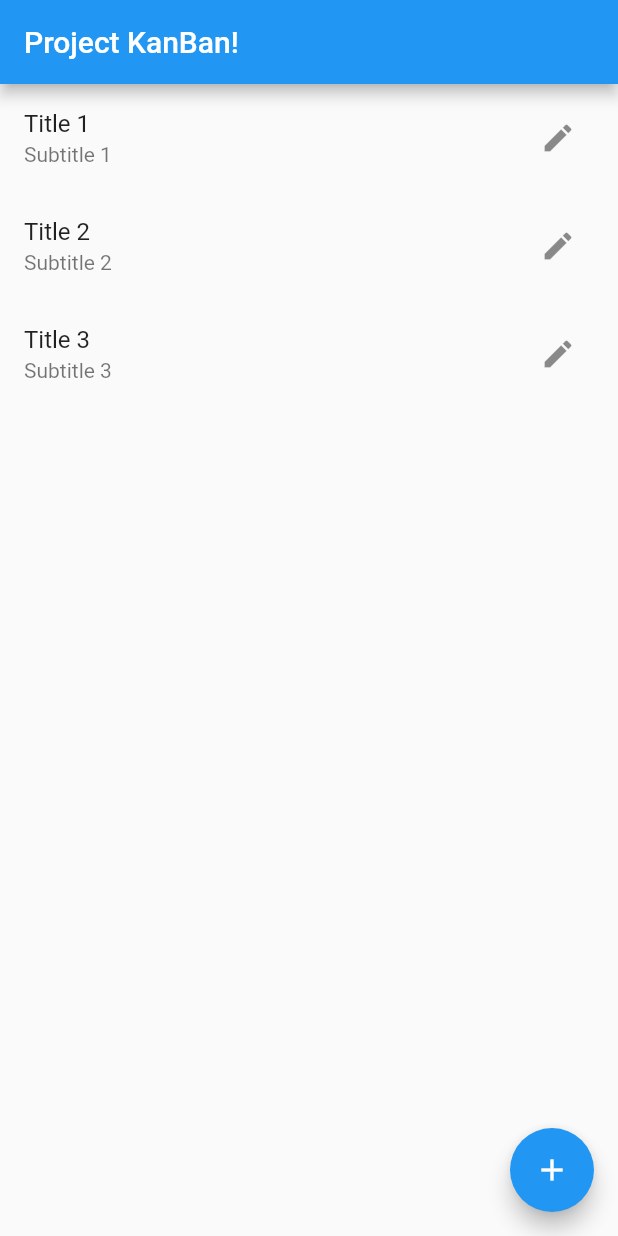
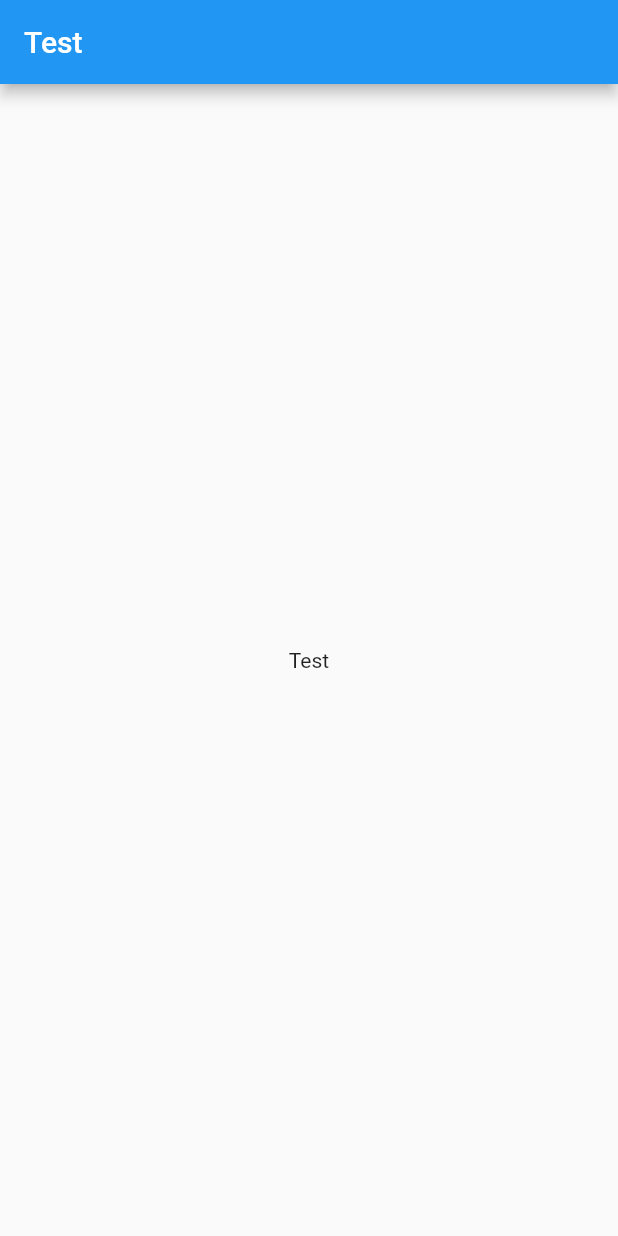
Before and after one commit to gabrielslater/task-board, a Flutter app: the screen it shows after launch, on a phone screen of 412 x 824 dp. Run offline on Flutter 3.47's test engine with Material 2 defaults, Android fonts, the phone set to English and light mode, and no system bars.

Commit message:
Add minimum functional UI
File structure with reference to https://github.com/flutter/samples/tree/main/navigation_and_routing and https://github.com/flutter/gallery/tree/main/lib/studies/reply

```diff
--- /dev/null
+++ b/lib/app.dart
@@ -0,0 +1,22 @@
+import 'package:final_project_kanban_board/scaffold.dart';
+import 'package:flutter/material.dart';
+
+class KanbanApp extends StatefulWidget {
+  const KanbanApp({Key? key}) : super(key: key);
+
+  @override
+  State<StatefulWidget> createState() => _KanbanAppState();
+}
+
+class _KanbanAppState extends State<KanbanApp> {
+  @override
+  Widget build(BuildContext context) {
+    return MaterialApp(
+        title: 'Test',
+        home: Builder(
+          builder: (BuildContext context) {
+            return const KanbanScaffold();
+          },
+        ));
+  }
+}
--- a/lib/main.dart
+++ b/lib/main.dart
@@ -1,74 +1,6 @@
-import 'package:final_project_kanban_board/kanban_card.dart';
+import 'package:final_project_kanban_board/app.dart';
 import 'package:flutter/material.dart';
 
-import 'editable_card_list.dart';
-
-void main() => runApp(const MyApp());
-
-class MyApp extends StatelessWidget {
-  const MyApp({Key? key}) : super(key: key);
-
-  @override
-  Widget build(BuildContext context) {
-    return MaterialApp(
-      title: 'Project KanBan!',
-      theme: ThemeData(
-        primarySwatch: Colors.blue,
-      ),
-      home: const MyHomePage(title: 'Project KanBan!'),
-    );
-  }
+void main() {
+  runApp(const KanbanApp());
 }
-
-class MyHomePage extends StatefulWidget {
-  const MyHomePage({Key? key, required this.title}) : super(key: key);
-
-  final String title;
-
-  @override
-  State<MyHomePage> createState() => _MyHomePageState();
-}
-
-class _MyHomePageState extends State<MyHomePage> {
-  List<KanbanCardModel> list = [];
-  var _i = 1;
-
-  @override
-  void initState() {
-    super.initState();
-
-    for (var i = 0; i < 3; i++) {
-      _addCard();
-    }
-  }
-
-  void _addCard() {
-    setState(() {
-      list.add(KanbanCardModel(title: "Title $_i", body: "Subtitle $_i"));
-      _i++;
-    });
-  }
-
-  @override
-  Widget build(BuildContext context) {
-    return Scaffold(
-      appBar: AppBar(
-        title: Text(widget.title),
-      ),
-      body: ListView.builder(
-        itemCount: list.length,
-        itemBuilder: (context, index) => EditableCardList(
-          model: list[index],
-          onChanged: (updatedModel) {
-            list[index] = updatedModel;
-          },
-        ),
-      ),
-      floatingActionButton: FloatingActionButton(
-        onPressed: _addCard,
-        tooltip: 'Add Card',
-        child: const Icon(Icons.add),
-      ),
-    );
-  }
-}
--- /dev/null
+++ b/lib/scaffold.dart
@@ -0,0 +1,22 @@
+import 'package:flutter/material.dart';
+
+class KanbanScaffold extends StatefulWidget {
+  const KanbanScaffold({Key? key}) : super(key: key);
+
+  @override
+  State<StatefulWidget> createState() => _KanbanScaffoldState();
+}
+
+class _KanbanScaffoldState extends State<KanbanScaffold> {
+  @override
+  Widget build(BuildContext context) {
+    return Scaffold(
+      appBar: AppBar(
+        title: const Text('Test'),
+      ),
+      body: const Center(
+        child: Text('Test'),
+      ),
+    );
+  }
+}
```
